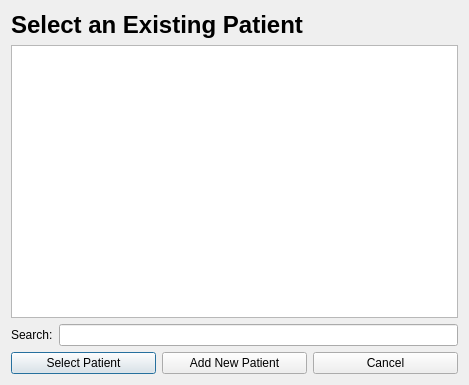
Above: apnea-design/dlgselectpatient.ui from CESoftWorks/apnea before the change. Below: the same form after it.
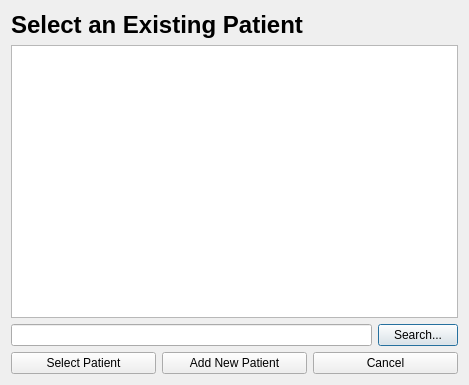
That is the form after the change.

Commit message: Implemented search functionality for selectpatient dialog

```diff
--- a/apnea-design/dlgselectpatient.ui
+++ b/apnea-design/dlgselectpatient.ui
@@ -28,19 +28,16 @@
      </item>
      <item>
       <layout class="QHBoxLayout" name="horizontalLayout">
-       <item>
-        <widget class="QLabel" name="label_2">
-         <property name="text">
-          <string>Search:</string>
-         </property>
-         <property name="buddy">
-          <cstring>txtSearch</cstring>
-         </property>
-        </widget>
-       </item>
        <item>
         <widget class="QLineEdit" name="txtSearch"/>
        </item>
+       <item>
+        <widget class="QPushButton" name="buttonSearch">
+         <property name="text">
+          <string>Search...</string>
+         </property>
+        </widget>
+       </item>
       </layout>
      </item>
      <item>
```
Left out of the diff: 8 changed lines with no effect on the pictures. The commit also changes 3 other files.
